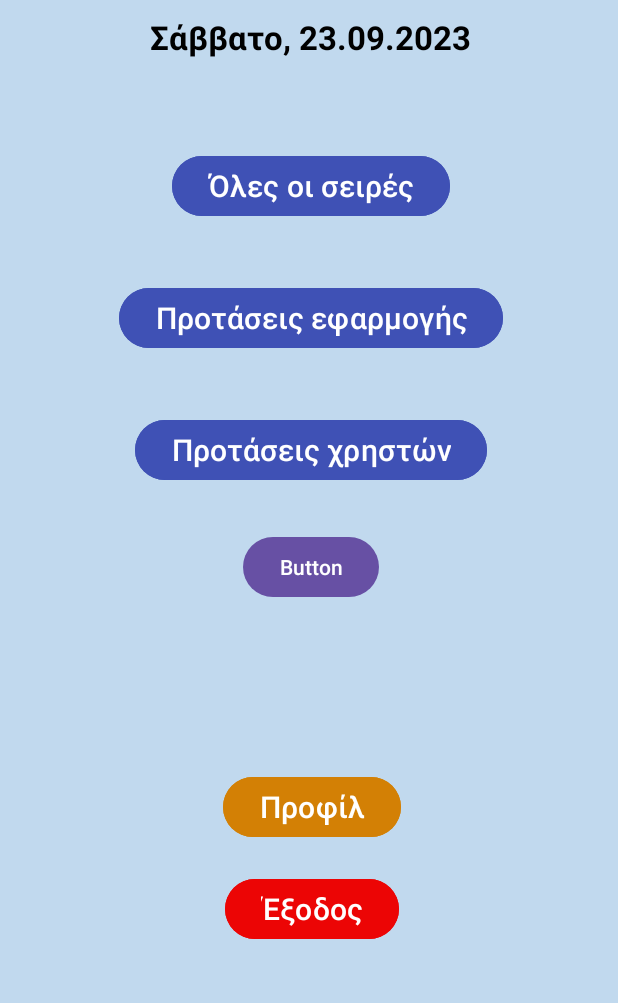
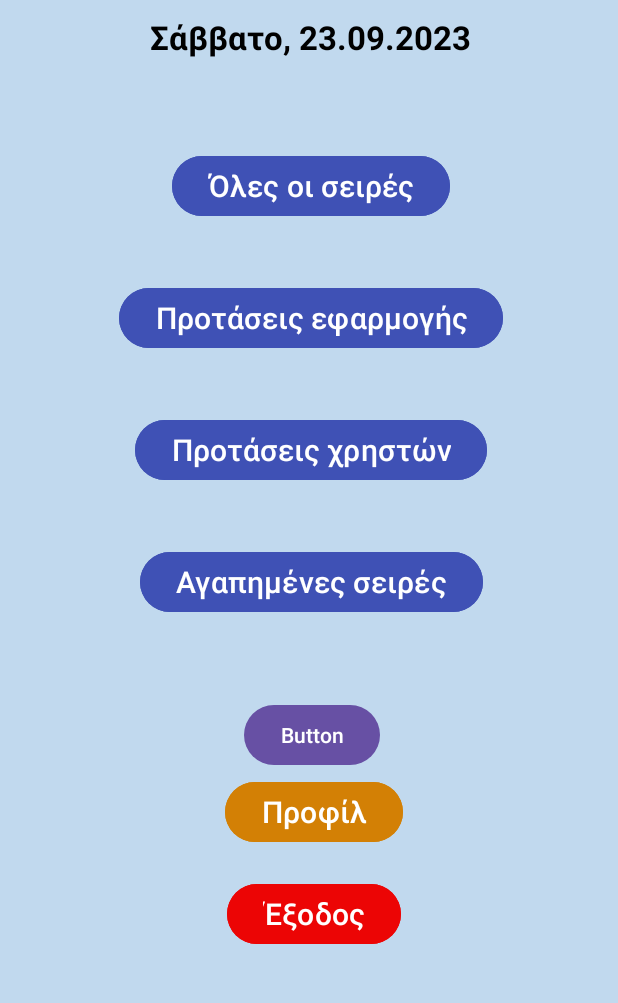
Before and after one commit to GeorgeCR7/myTV_android_app, an Android app: the MainActivity screen opened directly, with no data from a screen before it, on a phone screen of 412 x 824 dp, the part 116-1119 px from its top. Run offline under Robolectric (Android 15) with nearby library versions, the light colour scheme and no system bars; our stand-ins replace Firebase (no records; nobody signed in at launch, a user with empty details on screens opened directly).

Commit message:
Add Favorite Shows Activity for a user.

```diff
--- a/app/src/main/AndroidManifest.xml
+++ b/app/src/main/AndroidManifest.xml
@@ -12,6 +12,9 @@
         android:supportsRtl="true"
         android:theme="@style/Theme.MyTV_android_app"
         tools:targetApi="31">
+        <activity
+            android:name=".activities.FavoriteShowsActivity"
+            android:exported="false" />
         <activity
             android:name=".activities.TVShowActivity"
             android:exported="false" />
--- a/app/src/main/java/com/example/mytv_android_app/activities/MainActivity.java
+++ b/app/src/main/java/com/example/mytv_android_app/activities/MainActivity.java
@@ -38,7 +38,7 @@ public class MainActivity extends AppCompatActivity {
     TextView txtAppTitle, txtDate;
 
     Button btnAllShows, btnAppProposals, btnUsersProposals;
-    Button btnProfile, btnLogOut;
+    Button btnFavoriteShows, btnProfile, btnLogOut;
 
     FirebaseDatabase rootNode;
     DatabaseReference reference, referenceUsers;
@@ -65,6 +65,7 @@ public class MainActivity extends AppCompatActivity {
         btnAllShows= findViewById(R.id.btnAllShows);
         btnAppProposals = findViewById(R.id.btnAppProposals);
         btnUsersProposals = findViewById(R.id.btnUsersProposals);
+        btnFavoriteShows = findViewById(R.id.btnFavoriteShows);
         btnProfile = findViewById(R.id.btnProfile);
         btnLogOut = findViewById(R.id.btnLogOut);
 
@@ -241,7 +242,6 @@ public class MainActivity extends AppCompatActivity {
                         TVShow tvShow = dataSnapshot.getValue(TVShow.class);
                         tvShows.add(tvShow);
                     }
-
                     showUserTVShowsList(tvShows);
                 }
                 @Override
@@ -252,6 +252,12 @@ public class MainActivity extends AppCompatActivity {
 
         btnUsersProposals.setOnClickListener(view -> {
 
+        });
+
+        btnFavoriteShows.setOnClickListener(view -> {
+            Intent intent = new Intent(MainActivity.this, FavoriteShowsActivity.class);
+            startActivity(intent);
+            finish();
         });
 
         btnProfile.setOnClickListener(view -> {
--- a/app/src/main/res/layout/activity_main.xml
+++ b/app/src/main/res/layout/activity_main.xml
@@ -12,11 +12,11 @@
         android:id="@+id/button"
         android:layout_width="wrap_content"
         android:layout_height="wrap_content"
-        android:layout_marginTop="30dp"
+        android:layout_marginTop="54dp"
         android:text="Button"
-        app:layout_constraintEnd_toEndOf="@+id/btnUsersProposals"
-        app:layout_constraintStart_toStartOf="@+id/btnUsersProposals"
-        app:layout_constraintTop_toBottomOf="@+id/btnUsersProposals" />
+        app:layout_constraintEnd_toEndOf="@+id/btnFavoriteShows"
+        app:layout_constraintStart_toStartOf="@+id/btnFavoriteShows"
+        app:layout_constraintTop_toBottomOf="@+id/btnFavoriteShows" />
 
     <TextView
         android:id="@+id/txtAppTitle"
@@ -89,15 +89,15 @@
         android:id="@+id/btnProfile"
         android:layout_width="wrap_content"
         android:layout_height="wrap_content"
-        android:layout_marginTop="190dp"
+        android:layout_marginTop="105dp"
         android:backgroundTint="#D38005"
         android:gravity="center"
         android:text="@string/profile"
         android:textSize="20sp"
         app:layout_constraintEnd_toEndOf="@+id/btnUsersProposals"
-        app:layout_constraintHorizontal_bias="0.506"
+        app:layout_constraintHorizontal_bias="0.516"
         app:layout_constraintStart_toStartOf="@+id/btnUsersProposals"
-        app:layout_constraintTop_toBottomOf="@+id/btnUsersProposals" />
+        app:layout_constraintTop_toBottomOf="@+id/btnFavoriteShows" />
 
     <Button
         android:id="@+id/btnLogOut"
@@ -112,4 +112,17 @@
         app:layout_constraintStart_toStartOf="@+id/btnProfile"
         app:layout_constraintTop_toBottomOf="@+id/btnProfile" />
 
+    <Button
+        android:id="@+id/btnFavoriteShows"
+        android:layout_width="wrap_content"
+        android:layout_height="wrap_content"
+        android:layout_marginTop="40dp"
+        android:backgroundTint="#3F51B5"
+        android:gravity="center"
+        android:text="@string/favorite_shows"
+        android:textSize="20sp"
+        app:layout_constraintEnd_toEndOf="@+id/btnUsersProposals"
+        app:layout_constraintStart_toStartOf="@+id/btnUsersProposals"
+        app:layout_constraintTop_toBottomOf="@+id/btnUsersProposals" />
+
 </androidx.constraintlayout.widget.ConstraintLayout>
--- a/app/src/main/res/values/strings.xml
+++ b/app/src/main/res/values/strings.xml
@@ -43,6 +43,7 @@
     <string name="app_proposals">Προτάσεις εφαρμογής</string>
     <string name="users_proposals">Προτάσεις χρηστών</string>
     <string name="all_shows">Όλες οι σειρές</string>
+    <string name="favorite_shows">Αγαπημένες σειρές</string>
 
 
     <string name="action_cat">Δράση/Περιπέτεια</string>
@@ -81,4 +82,8 @@
     <string name="favorite">Αγαπημένη!</string>
     <string name="favorite_added">Προστέθηκε στα αγαπημένα!</string>
 
+    <!-- Favorite Shows Activity -->
+    <string name="no_favorite_shows">Δεν έχεις προσθέσει αγαπημένες σειρές!</string>
+    <string name="your_favorite_shows">Οι αγαπημένες σού σειρές, είναι οι:</string>
+
 </resources>
```
Also changed, not shown: app/src/main/java/com/example/mytv_android_app/activities/FavoriteShowsActivity.java (added, +112 -0 lines), app/src/main/res/layout/activity_favorite_shows.xml (added, +94 -0 lines).
